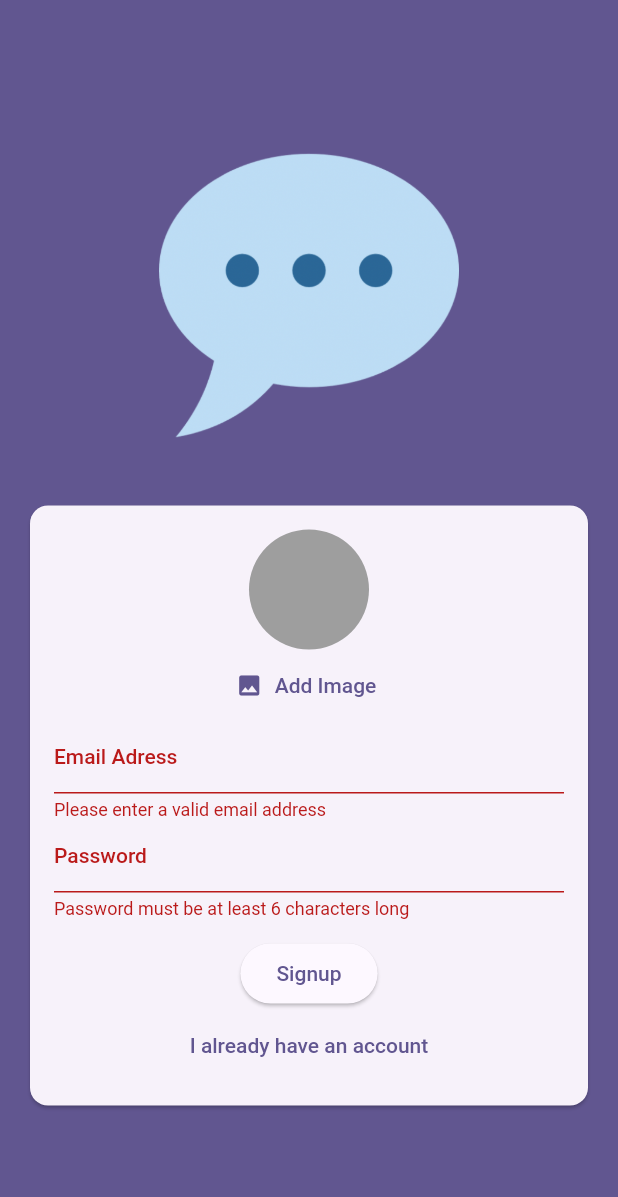
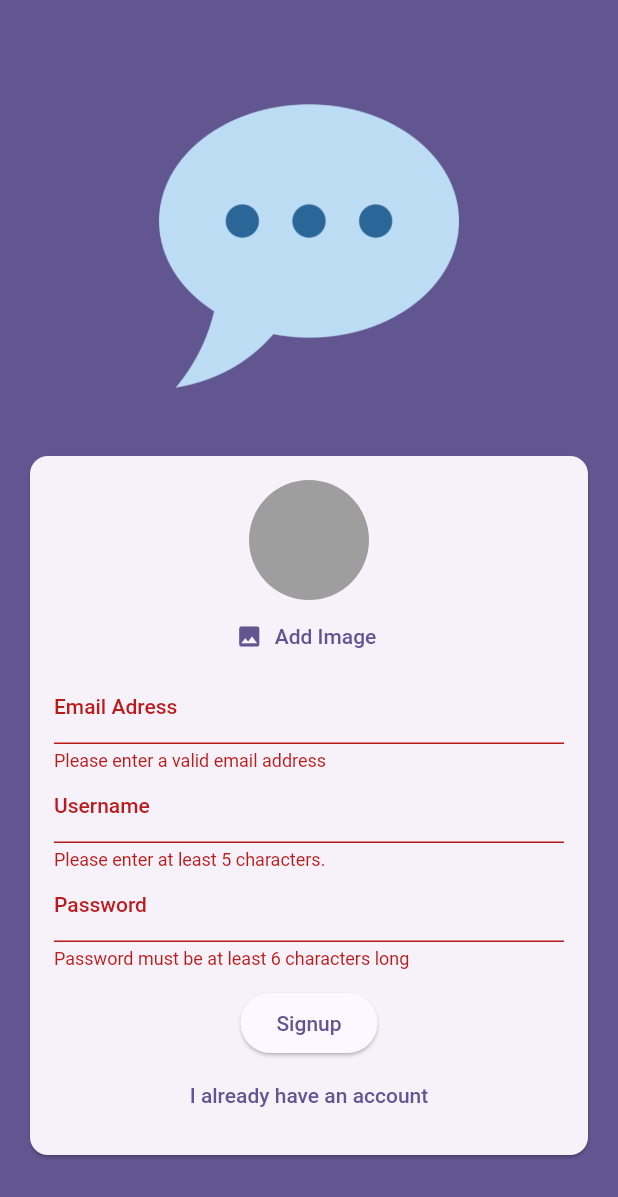
Before and after one commit to Arif-Khalid/flutter-chat-app, a Flutter app: the screen it shows after launch, after a tap on "Login", after a tap on "Create an account", after a tap on "Signup", on a phone screen of 412 x 824 dp. Shown: the top 1197 px of the screen. Run offline on Flutter 3.47's test engine with Material 2 defaults, Android fonts, the phone set to English and light mode, and no system bars; our stand-ins replace cloud_firestore, firebase_auth, firebase_core, firebase_storage, image_picker; accounts and stored records are empty.

Commit message:
Add username input for new users

```diff
--- a/lib/screens/auth.dart
+++ b/lib/screens/auth.dart
@@ -21,6 +21,7 @@ class _AuthScreenState extends State<AuthScreen> {
   bool _isLogin = true;
 
   String _emailInput = '';
+  String _usernameInput = '';
   String _passwordInput = '';
   File? _selectedImage;
   bool _isAuthenticating = false;
@@ -66,7 +67,7 @@ class _AuthScreenState extends State<AuthScreen> {
             .collection('users')
             .doc(userCredentials.user!.uid)
             .set({
-          'username': 'to be done',
+          'username': _usernameInput,
           'email': _emailInput,
           'image_url': imageUrl,
         });
@@ -139,6 +140,22 @@ class _AuthScreenState extends State<AuthScreen> {
                               _emailInput = newValue!;
                             },
                           ),
+                          if (!_isLogin)
+                            TextFormField(
+                              decoration:
+                                  const InputDecoration(labelText: 'Username'),
+                              autocorrect: false,
+                              enableSuggestions: false,
+                              validator: (value) {
+                                if (value == null || value.trim().length < 4) {
+                                  return 'Please enter at least 5 characters.';
+                                }
+                                return null;
+                              },
+                              onSaved: (newValue) {
+                                _usernameInput = newValue!;
+                              },
+                            ),
                           TextFormField(
                             decoration:
                                 const InputDecoration(labelText: 'Password'),
```
